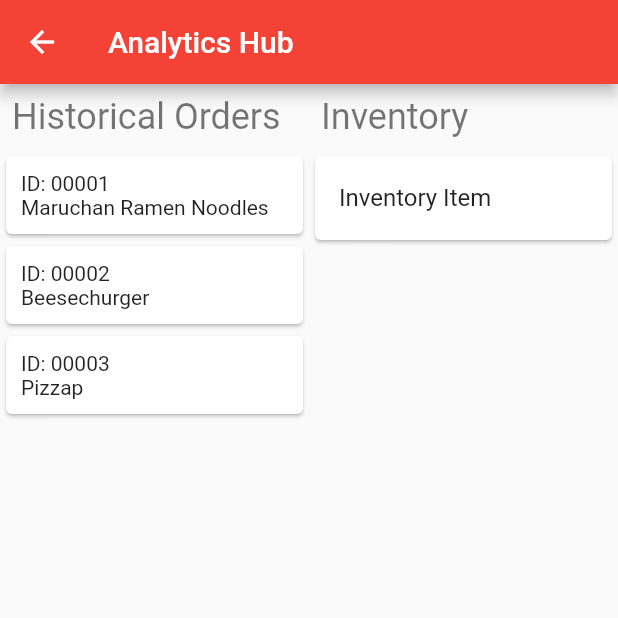
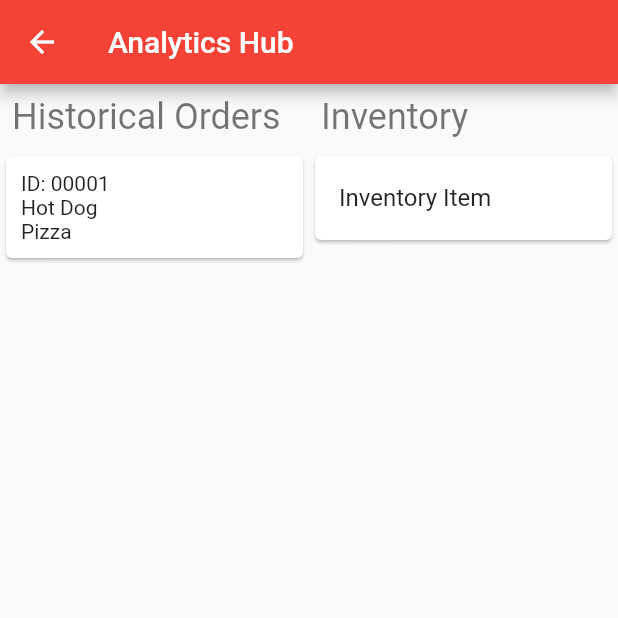
Before and after one commit to AlecRoss01/NAPOS-POS-System, a Flutter app: the screen it shows after launch, after a tap on "Analytics Hub", on a phone screen of 412 x 824 dp, the top half of it. Run offline on Flutter 3.47's test engine with Material 2 defaults, Android fonts, the phone set to English and light mode, and no system bars.

Commit message:
Modifying Order and MenuItem class. Refactoring from janky prototype structure. Small adjustments throughout project to use instances of the classes correctly after changes (and for testing).

```diff
--- a/lib/back_end/client.dart
+++ b/lib/back_end/client.dart
@@ -66,7 +66,7 @@ Future<int> sendOrder(Order order) async {
   Socket socket = await Socket.connect('127.0.0.1', 30000);
     print('connected');
     socket.add(utf8.encode('SENDORDER\n'));
-    socket.add(utf8.encode(order.orderIDNullChar + '\n'));
+    socket.add(utf8.encode(order.toString() + '\n'));
     await for (var data in socket){
         //print(utf8.decode(data));
         if (utf8.decode(data) == "finish") {
@@ -84,6 +84,7 @@ Future<List<Order>> recvOrders() async {
 
   // Use hardcoded values.
   if (TESTING) {
+    //List<Order> myhistOrders = [Order(1, [MenuItem(1, "Test")])];
     return buildHistOrders();
   }
 
@@ -99,7 +100,9 @@ Future<List<Order>> recvOrders() async {
   }
   var dataList = output.split(' ');
   for(var i = 0 ; i < dataList.length ; i++ ){
-      ordersList.add(Order(0, dataList[i]));
+    Order cur_order = Order(i);
+    cur_order.addItemToOrder(MenuItem(0, dataList[i]));
+    ordersList.add(cur_order);
   }
   socket.close();
   return ordersList;
--- a/lib/back_end/hardcoded_pos_data.dart
+++ b/lib/back_end/hardcoded_pos_data.dart
@@ -4,7 +4,7 @@ import '../classes/menu_item.dart';
 // Hardcoded menu
 buildMenu() {
   final menu = <MenuItem>[];
-  menu.add(MenuItem(1, "Hot Dog"));
+  menu.add(MenuItem(1, "Hot Dog", 1.2));
   menu.add(MenuItem(2, "Pizza"));
   menu.add(MenuItem(3, "Soup"));
   menu.add(MenuItem(4, "Cheeseburger"));
@@ -25,10 +25,14 @@ buildCat() {
 }
 
 // Hardcoded historical orders
-buildHistOrders() {
-  final histOrders = <Order>[];
-  histOrders.add(Order(1, "Maruchan Ramen Noodles"));
-  histOrders.add(Order(2, "Beesechurger"));
-  histOrders.add(Order(3, "Pizzap"));
+List<Order> buildHistOrders() {
+  final myMenu = buildMenu();
+  List<Order> histOrders = <Order>[];
+
+  Order order1 = Order(1);
+  order1.addItemToOrder(myMenu[0]);
+  order1.addItemToOrder(myMenu[1]);
+  histOrders.add(order1);
+
   return histOrders;
 }
--- a/lib/classes/menu_item.dart
+++ b/lib/classes/menu_item.dart
@@ -1,11 +1,29 @@
 class MenuItem {
+  /*
+  Represents one item on the menu.
+  */
 
+  // MEMBERS
+
+  int id = 0;
   String name = "";
-  int id = 0;
-  //double price = 0.0;
+  List catTags = <String>[];
+  double price = 0.0;
 
-  // Sets members with parameter data.
-  MenuItem(this.id, this.name);
+
+  // Initializer; Sets members with parameter data.
+  MenuItem(this.id, this.name,
+      // Optional parameters.
+      [
+        this.price = 0,
+        this.catTags = const <String>[]
+      ]);
+
+  // METHODS
+
+  double getPrice() {
+    return price;
+  }
 
   // toString will return the string order ID.
   @override
--- a/lib/classes/order.dart
+++ b/lib/classes/order.dart
@@ -10,22 +10,44 @@ Should we account for order numbers from before our system was implemented?
 
 class Order {
 
+  // MEMBERS
+
   // Order ID
   String orderIDNullChar = '0';
   int orderIDLength = 5;
   int orderID = 0;
 
-  //In the future this will be a list of menuItems
-  String itemName = '';
+  List<MenuItem> orderItems = <MenuItem>[]; // Growable list of menu items
 
-  final orderItems = <MenuItem>[]; // Growable list of menu items
+  // Initialization; takes an ID for now.
+  Order(this.orderID);
 
-  // Initialization takes an ID for now.
-  Order(this.orderID, this.itemName);
+  /*
+  // Initialization; takes an ID for now.
+  Order(this.orderID,
+      // Optional parameters
+      [
+        this.orderItems = const<MenuItem>[]
+      ]);
+  */
 
-  // Temporary method for prototype.
-  String orderItem() {
-    return itemName;
+
+  // METHODS
+
+  // Sums the price of each menuItem
+  double getSubTotal() {
+    double sum = 0.0;
+    for (var element in orderItems) { sum += element.getPrice(); }
+    return sum;
+  }
+
+  void addItemToOrder(MenuItem item) {
+    orderItems.add(item);
+    return;
+  }
+
+  List getMenuItems() {
+    return orderItems;
   }
 
   // Returns string of order ID.
--- a/lib/pages/analytics_hub.dart
+++ b/lib/pages/analytics_hub.dart
@@ -61,7 +61,13 @@ class _AnalyticsHub extends State<AnalyticsHub> {
                                         crossAxisAlignment: CrossAxisAlignment.start,
                                         children: [
                                           Text('ID: ${snapshot.data![index]}'),
-                                          Text(snapshot.data![index].orderItem()),
+                                          Column(
+                                            crossAxisAlignment: CrossAxisAlignment.start,
+                                            // Absolutely hideous, I know. Makes a list of each item in the order (displayed beneath order ID).
+                                            children: List.generate(snapshot.data![index].getMenuItems().length, (indexOfOrder) {
+                                              return Text(snapshot.data![index].getMenuItems()[indexOfOrder].toString());
+                                            })
+                                          )
                                         ],
                                       ),
                                     ),
--- a/lib/pages/command_hub.dart
+++ b/lib/pages/command_hub.dart
@@ -112,7 +112,7 @@ class _CommandHub extends State<CommandHub> {
                                             mainAxisAlignment: MainAxisAlignment.center,
                                             children: [
                                               Text(snapshot.data![index].toString()),
-                                              const Text('1.0')
+                                              Text(snapshot.data![index].price.toString())
                                             ],
                                           )
                                       ),
@@ -199,7 +199,9 @@ class _CommandHub extends State<CommandHub> {
                                   if (order.isNotEmpty) {
                                     //print(Order(0, order[0].toString()));
                                     //print(Order(0, order[0].toString()).orderItem());
-                                    sendOrder(Order(0, order[0].toString()));
+                                    Order myOrder = Order(1);
+                                    myOrder.addItemToOrder(order[0]);
+                                    sendOrder(myOrder);
                                     order.clear();
                                   }
                                 });
```
Also changed, not shown: 1 other file.
